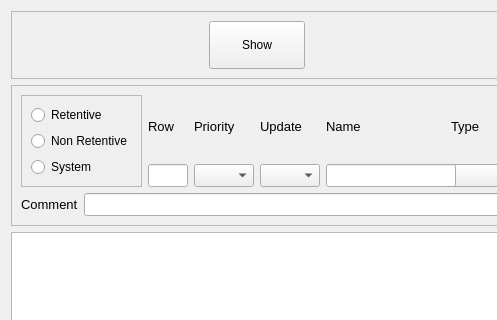
Before: the Qt Designer form projects/devtools/qt-creator-2.8.1-src/src/plugins/cte/ctedit.ui in MECTsrl/imx_mect, drawn with Qt 5; both pictures show x 0 to 497 and y 0 to 320 of the 1095 by 768 pixel window.
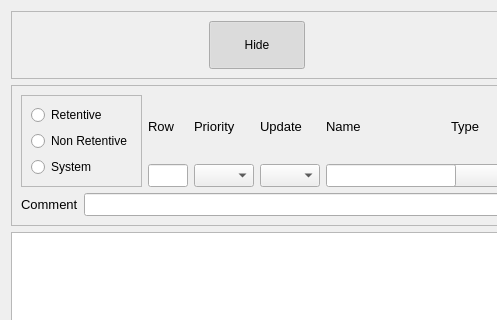
After: the same form once the commit is applied.

Diff of the .ui file:
```diff
--- a/projects/devtools/qt-creator-2.8.1-src/src/plugins/cte/ctedit.ui
+++ b/projects/devtools/qt-creator-2.8.1-src/src/plugins/cte/ctedit.ui
@@ -44,11 +44,14 @@
          </size>
         </property>
         <property name="text">
-         <string>Show</string>
+         <string>Hide</string>
         </property>
         <property name="checkable">
          <bool>true</bool>
         </property>
+        <property name="checked">
+         <bool>true</bool>
+        </property>
         <property name="autoDefault">
          <bool>false</bool>
         </property>
```
